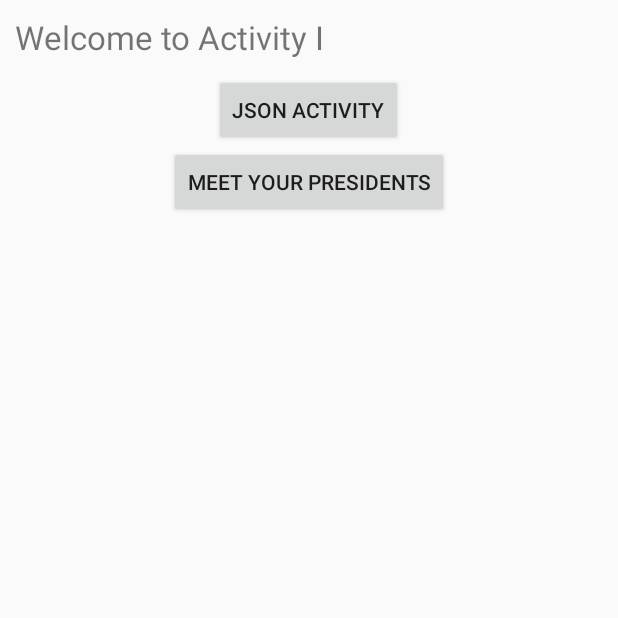
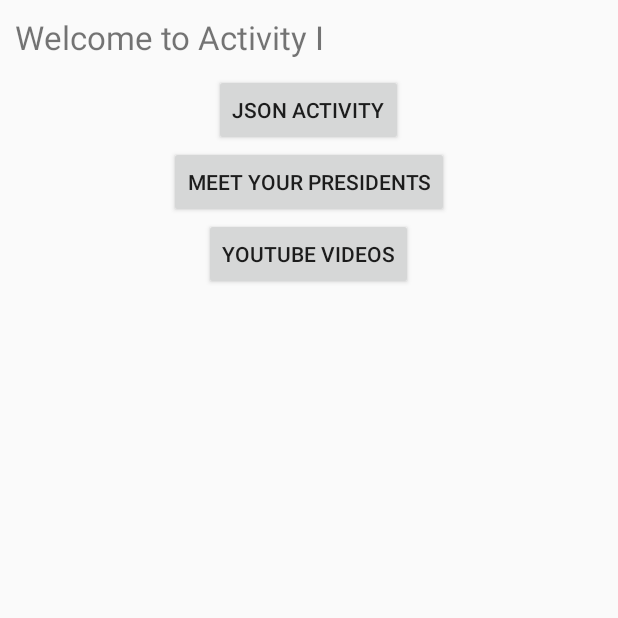
Before and after one commit to nodza/android-sandbox, an Android app: the screen it shows after launch (MainActivity), on a phone screen of 412 x 824 dp, the top half of it. Run offline under Robolectric (Android 15) with nearby library versions, the phone set to English and light mode, and no system bars.

Commit message:
Added Youtube activity

```diff
--- a/Sandbox/src/main/java/com/safirio/sandbox/MainActivity.java
+++ b/Sandbox/src/main/java/com/safirio/sandbox/MainActivity.java
@@ -31,6 +31,12 @@ public class MainActivity extends Activity {
         startActivity(intent);
     }
 
+    public void onYtButtonClick(View view)
+    {
+        Intent videoIntent = new Intent(MainActivity.this, YoutubeActivityList.class);
+        startActivity(videoIntent);
+    }
+
 //    public void onJsonClick(View view)
 //    {
 //        Intent intent = new Intent(MainActivity.this, JSONActivity.class);
--- a/Sandbox/src/main/res/layout/activity_list.xml
+++ b/Sandbox/src/main/res/layout/activity_list.xml
@@ -3,7 +3,7 @@
     android:layout_width="match_parent"
     android:layout_height="match_parent">
     <ListView
-        android:id="@+id/android:list"
+        android:id="@+id/list"
         android:layout_width="match_parent"
         android:layout_height="match_parent" />
 </RelativeLayout>
--- a/Sandbox/src/main/res/layout/activity_main.xml
+++ b/Sandbox/src/main/res/layout/activity_main.xml
@@ -30,5 +30,11 @@
         android:layout_gravity="center_horizontal"
         android:text="@string/btn_presidents"
         android:onClick="onPresButtonClick" />
+    <Button
+        android:layout_height="wrap_content"
+        android:layout_width="wrap_content"
+        android:layout_gravity="center_horizontal"
+        android:text="@string/youtube_button"
+        android:onClick="onYtButtonClick" />
 
 </LinearLayout>
--- a/Sandbox/src/main/res/values/strings.xml
+++ b/Sandbox/src/main/res/values/strings.xml
@@ -5,4 +5,6 @@
     <string name="button_text1">Go to activity 2</string>
     <string name="btn_json">JSON Activity</string>
     <string name="btn_presidents">Meet Your Presidents</string>
+    <string name="youtube_title">Youtube Star</string>
+    <string name="youtube_button">Youtube Videos</string>
 </resources>
```
Also changed, not shown: Sandbox/src/main/AndroidManifest.xml (+7 -0 lines).
